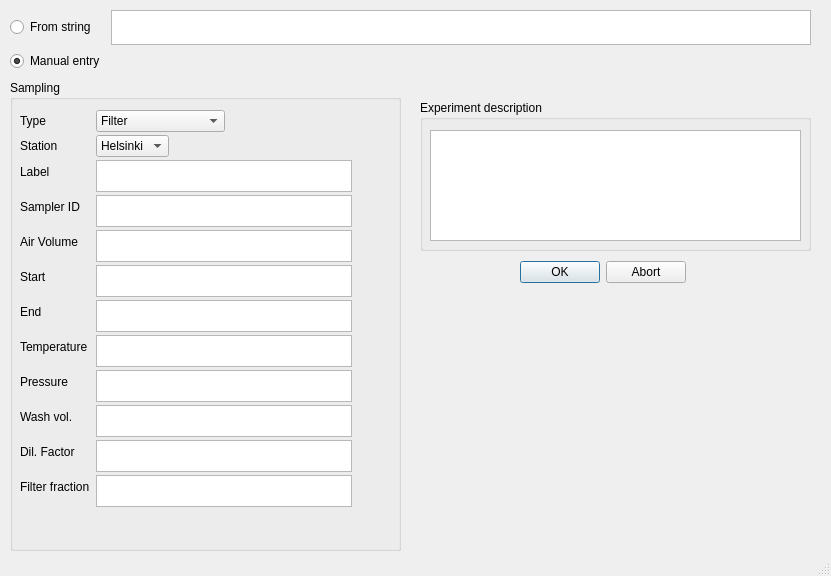
Old version of the form src/gui/experiment_metadata.ui in the repository gfogwill/FrESH.
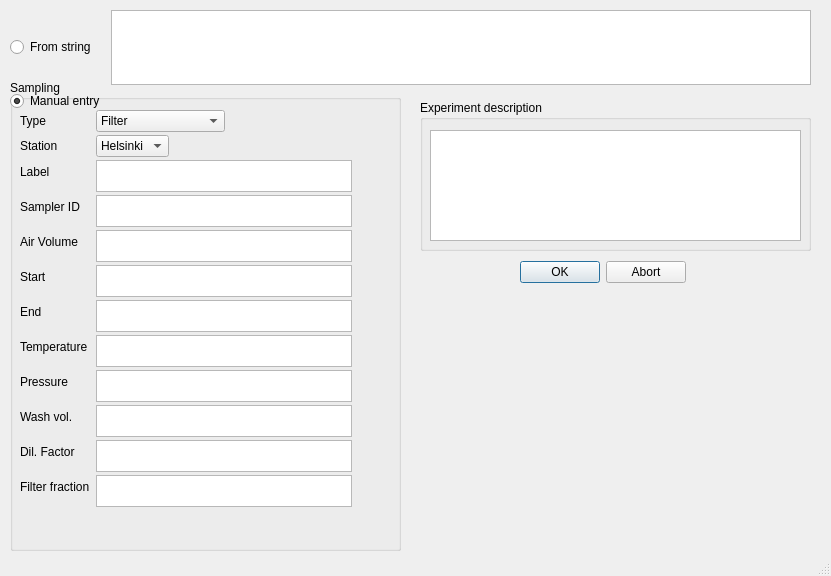
New version of the form.

Commit message: chore: add filter fraction. Change load from string

The edit to the form file:
```diff
--- a/src/gui/experiment_metadata.ui
+++ b/src/gui/experiment_metadata.ui
@@ -346,7 +346,7 @@
       <x>10</x>
       <y>10</y>
       <width>801</width>
-      <height>61</height>
+      <height>101</height>
      </rect>
     </property>
     <layout class="QGridLayout" name="gridLayout">
```
The commit also changes 1 other file.
